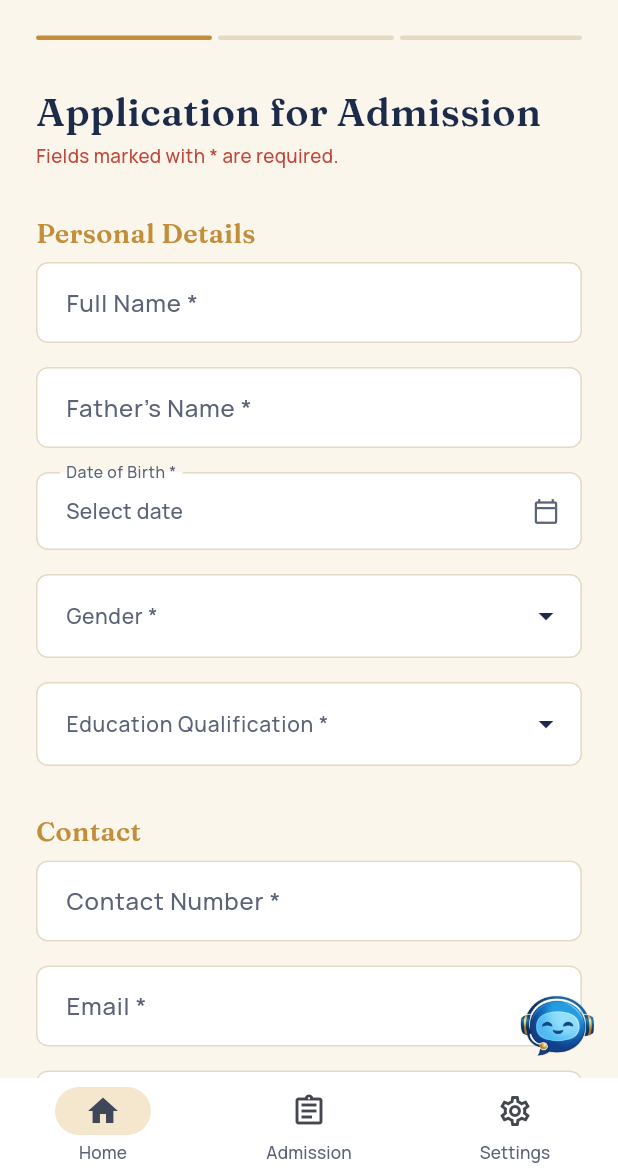
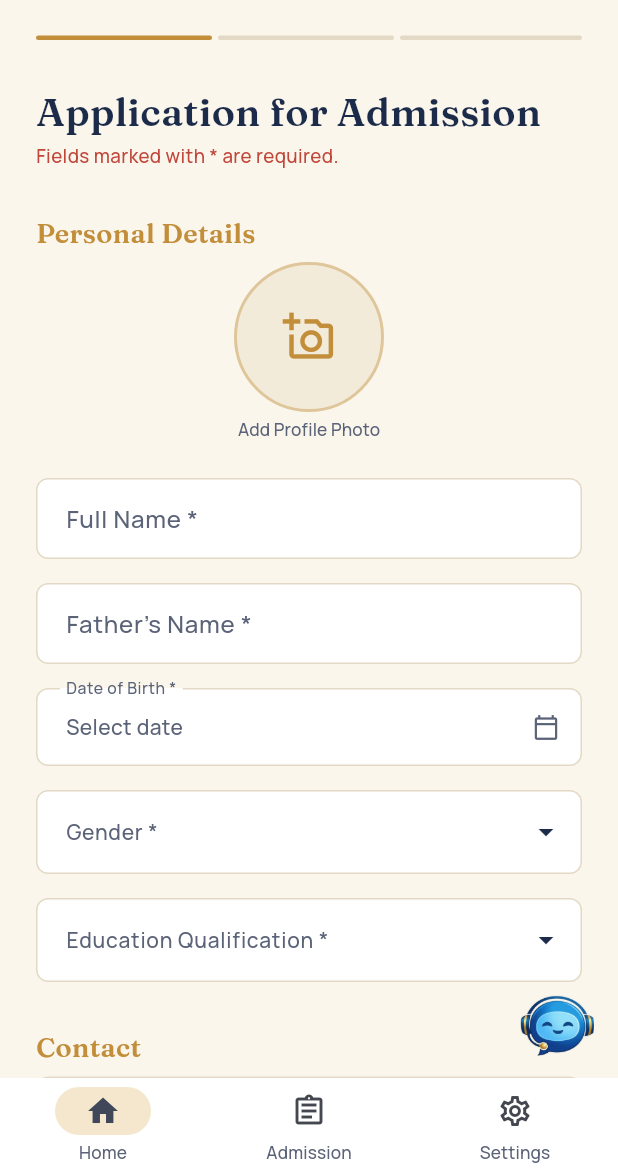
Before and after one commit to Priyansh-Shakya/Swaransh_Academy, a Flutter app: the AdmissionFormScreen screen opened by its route, on a phone screen of 412 x 824 dp, the part 62-1236 px from its top. Run offline on Flutter 3.47's test engine with Material 3 defaults, Android fonts, the phone set to English and light mode, and no system bars; our stand-ins replace dio, flutter_dotenv, flutter_riverpod, go_router, google_fonts, google_sign_in and 2 more; accounts and stored records are empty.

Commit message:
Image picker , auth No internet check

```diff
--- a/frontend/lib/Core/app_starter.dart
+++ b/frontend/lib/Core/app_starter.dart
@@ -1,4 +1,5 @@
 import 'package:flutter/material.dart';
+import 'package:flutter/services.dart';
 import 'package:flutter_dotenv/flutter_dotenv.dart';
 import 'package:flutter_riverpod/flutter_riverpod.dart';
 import 'package:supabase_flutter/supabase_flutter.dart';
@@ -7,6 +8,10 @@ import 'package:swaransh_academy/app/my_app.dart';
 class Bootstrap {
   static Future<void> initialize() async {
     WidgetsFlutterBinding.ensureInitialized();
+
+    await SystemChrome.setEnabledSystemUIMode(
+    SystemUiMode.immersiveSticky,
+  );
 
     await dotenv.load(fileName: '.env');
 
--- a/frontend/lib/Core/service/api_service.dart
+++ b/frontend/lib/Core/service/api_service.dart
@@ -202,6 +202,7 @@ class ApiService<T> {
     Map<String, dynamic>? queryParams,
     Map<String, String>? headers,
   }) async {
+    try {
       final response = await _dio.post(
         endpoint,
         data: data,
@@ -210,6 +211,9 @@ class ApiService<T> {
       );
 
       return parser(response.data);
+    } catch (e) {
+      throw mapDioExceptionToApiException(e);
+    }
   }
 
   //? for another non JSON query
--- a/frontend/lib/Core/widgets/image_picker_field.dart
+++ b/frontend/lib/Core/widgets/image_picker_field.dart
@@ -1,8 +1,10 @@
 import 'dart:io';
+
 import 'package:flutter/material.dart';
 import 'package:flutter_riverpod/flutter_riverpod.dart';
 import 'package:image_picker/image_picker.dart';
 import 'package:swaransh_academy/Core/service/supabase_object_storage/object_storage.dart';
+
 import '../theme/app_colors.dart';
 import '../theme/app_spacing.dart';
 import '../theme/app_typography.dart';
@@ -66,7 +68,9 @@ class _ImagePickerFieldState extends ConsumerState<ImagePickerField> {
     });
 
     try {
-      final url = await ref.read(supabaseStorageServiceProvider).upload(
+      final url = await ref
+          .read(supabaseStorageServiceProvider)
+          .upload(
             bucket: widget.bucket,
             path: widget.storagePath,
             file: File(picked.path),
@@ -94,18 +98,24 @@ class _ImagePickerFieldState extends ConsumerState<ImagePickerField> {
       builder: (_) => Container(
         decoration: const BoxDecoration(
           color: Colors.white,
-          borderRadius:
-              BorderRadius.vertical(top: Radius.circular(AppRadius.lg)),
+          borderRadius: BorderRadius.vertical(
+            top: Radius.circular(AppRadius.lg),
+          ),
         ),
         padding: const EdgeInsets.fromLTRB(
-            AppSpacing.lg, AppSpacing.md, AppSpacing.lg, AppSpacing.xl),
+          AppSpacing.lg,
+          AppSpacing.md,
+          AppSpacing.lg,
+          AppSpacing.xl,
+        ),
         child: Column(
           mainAxisSize: MainAxisSize.min,
           crossAxisAlignment: CrossAxisAlignment.start,
           children: [
             Center(
               child: Container(
-                width: 36, height: 4,
+                width: 36,
+                height: 4,
                 decoration: BoxDecoration(
                   color: AppColors.divider,
                   borderRadius: BorderRadius.circular(AppRadius.pill),
@@ -148,9 +158,7 @@ class _ImagePickerFieldState extends ConsumerState<ImagePickerField> {
   Widget build(BuildContext context) {
     final imageProvider = _localPreviewPath != null
         ? FileImage(File(_localPreviewPath!)) as ImageProvider
-        : (widget.currentUrl != null
-            ? NetworkImage(widget.currentUrl!)
-            : null);
+        : (widget.currentUrl != null ? NetworkImage(widget.currentUrl!) : null);
 
     return GestureDetector(
       onTap: _uploading ? null : _showPickerSheet,
@@ -164,28 +172,35 @@ class _ImagePickerFieldState extends ConsumerState<ImagePickerField> {
               shape: widget.shape,
               color: AppColors.ivoryDeep,
               border: Border.all(
-                  color: AppColors.gold.withOpacity(0.4), width: 2),
+                color: AppColors.gold.withOpacity(0.4),
+                width: 2,
+              ),
               image: imageProvider != null && !_uploading
-                  ? DecorationImage(
-                      image: imageProvider, fit: BoxFit.cover)
+                  ? DecorationImage(image: imageProvider, fit: BoxFit.cover)
                   : null,
             ),
             child: _uploading
                 ? const Center(
                     child: CircularProgressIndicator(
-                        color: AppColors.gold, strokeWidth: 2))
+                      color: AppColors.gold,
+                      strokeWidth: 2,
+                    ),
+                  )
                 : imageProvider == null
-                    ? Icon(Icons.add_a_photo_outlined,
-                        color: AppColors.gold, size: widget.size * 0.35)
-                    : null,
+                ? Icon(
+                    Icons.add_a_photo_outlined,
+                    color: AppColors.gold,
+                    size: widget.size * 0.35,
+                  )
+                : null,
           ),
           const SizedBox(height: AppSpacing.xs),
           Text(
             _uploading
                 ? 'Uploading...'
                 : imageProvider != null
-                    ? 'Tap to change'
-                    : 'Add ${widget.label}',
+                ? 'Tap to change'
+                : 'Add ${widget.label}',
             style: AppTypography.caption,
           ),
         ],
@@ -214,7 +229,9 @@ class _SheetOption extends StatelessWidget {
       borderRadius: BorderRadius.circular(AppRadius.md),
       child: Padding(
         padding: const EdgeInsets.symmetric(
-            vertical: AppSpacing.md, horizontal: AppSpacing.sm),
+          vertical: AppSpacing.md,
+          horizontal: AppSpacing.sm,
+        ),
         child: Row(
           children: [
             Container(
@@ -226,12 +243,42 @@ class _SheetOption extends StatelessWidget {
               child: Icon(icon, color: color, size: 20),
             ),
             const SizedBox(width: AppSpacing.md),
-            Text(label,
-                style: AppTypography.bodyMedium.copyWith(
-                    color: color, fontWeight: FontWeight.w600)),
+            Text(
+              label,
+              style: AppTypography.bodyMedium.copyWith(
+                color: color,
+                fontWeight: FontWeight.w600,
+              ),
+            ),
           ],
         ),
       ),
     );
   }
 }
+
+class StorageBucket {
+  StorageBucket._();
+  static const String studentPhotos = 'student-photos';
+  static const String admissionPhotos = 'admission-photos';
+}
+
+class StoragePath {
+  StoragePath._();
+
+  static String studentPhoto(String userId, String filename) {
+    final ts = DateTime.now().millisecondsSinceEpoch;
+    return 'students/$userId/${ts}_photo${_ext(filename)}';
+  }
+
+  static String admissionPhoto(String userEmail, String filename) {
+    final ts = DateTime.now().millisecondsSinceEpoch;
+    final safe = userEmail.replaceAll(RegExp(r'[^a-zA-Z0-9]'), '_');
+    return 'admissions/$safe/${ts}_photo${_ext(filename)}';
+  }
+
+  static String _ext(String filename) {
+    final i = filename.lastIndexOf('.');
+    return i != -1 ? filename.substring(i) : '.jpg';
+  }
+}
--- a/frontend/lib/Core/widgets/student_fields_form.dart
+++ b/frontend/lib/Core/widgets/student_fields_form.dart
@@ -1,4 +1,5 @@
 import 'package:flutter/material.dart';
+import 'package:swaransh_academy/Core/widgets/image_picker.dart';
 
 import '../theme/app_colors.dart';
 import '../theme/app_spacing.dart';
@@ -35,6 +36,11 @@ class StudentFieldsForm extends StatelessWidget {
       StudentFieldSection.admin,
     },
     this.onDropdownChanged,
+    // ── Image picker (optional) ──
+    this.onImageUploaded,
+    this.imageBucket,
+    this.imageStoragePath,
+    this.currentImageUrl,
   });
 
   /// One TextEditingController per free-text field key
@@ -54,6 +60,12 @@ class StudentFieldsForm extends StatelessWidget {
   final Set<StudentFieldSection> visibleSections;
   final void Function(String fieldKey, String newValue)? onDropdownChanged;
 
+  /// Profile Image  fields
+  final void Function(String url)? onImageUploaded;
+  final String? imageBucket;
+  final String? imageStoragePath;
+  final String? currentImageUrl;
+
   bool _isLocked(String key) => !editable || lockedFields.contains(key);
   bool _isRequired(String key) => editable && requiredFields.contains(key);
 
@@ -67,7 +79,24 @@ class StudentFieldsForm extends StatelessWidget {
       children: [
         if (visibleSections.contains(StudentFieldSection.identity)) ...[
           const _SectionHeader('Personal Details'),
-          //TODO: Add a image picker for profile photo.
+          //* Image picker — shown only when config is provided
+          if (onImageUploaded != null &&
+              imageBucket != null &&
+              imageStoragePath != null) ...[
+            Center(
+              child: ImagePickerField(
+                bucket: imageBucket!,
+                storagePath: imageStoragePath!,
+                onUploaded: onImageUploaded!,
+                label: 'Profile Photo',
+                currentUrl: currentImageUrl,
+                size: 100,
+                shape: BoxShape.circle,
+              ),
+            ),
+            const SizedBox(height: AppSpacing.lg),
+          ],
+
           _text(context, 'name', 'Full Name'),
           _text(context, 'fatherName', "Father's Name"),
           _pickerField(context, 'dob', 'Date of Birth', isDate: true),
--- a/frontend/lib/features/admission/domain/admission_form_state.dart
+++ b/frontend/lib/features/admission/domain/admission_form_state.dart
@@ -4,6 +4,7 @@
 class AdmissionFormState {
   const AdmissionFormState({
     // Basic (StudentBasic fields)
+    this.imageUrl = '',
     this.name = '',
     this.department = '',
     this.subject = '',
@@ -35,6 +36,7 @@ class AdmissionFormState {
     this.submittedFormId,
   });
 
+  final String imageUrl;
   final String name;
   final String department;
   final String subject;
@@ -60,6 +62,7 @@ class AdmissionFormState {
   final int? submittedFormId; // set after successful POST /admissionForm
 
   AdmissionFormState copyWith({
+    String? imageUrl,
     String? name,
     String? department,
     String? subject,
@@ -85,6 +88,7 @@ class AdmissionFormState {
     int? submittedFormId,
   }) {
     return AdmissionFormState(
+      imageUrl: imageUrl ?? this.imageUrl,
       name: name ?? this.name,
       department: department ?? this.department,
       subject: subject ?? this.subject,
@@ -115,6 +119,7 @@ class AdmissionFormState {
   bool get isEmpty => name.isEmpty && contact.isEmpty && email.isEmpty;
 
   Map<String, dynamic> toJson() => {
+    'imageUrl': imageUrl,
     'name': name,
     'father_name': fatherName,
     'dob': dob.isEmpty ? null : dob,
--- a/frontend/lib/features/admission/presentation/admission_form_screen.dart
+++ b/frontend/lib/features/admission/presentation/admission_form_screen.dart
@@ -2,6 +2,7 @@ import 'package:flutter/material.dart';
 import 'package:flutter_riverpod/flutter_riverpod.dart';
 import 'package:go_router/go_router.dart';
 import 'package:swaransh_academy/Core/auth/auth_notifier.dart';
+import 'package:swaransh_academy/Core/widgets/image_picker_field.dart';
 
 import '../../../Core/theme/app_colors.dart';
 import '../../../Core/theme/app_spacing.dart';
@@ -50,6 +51,12 @@ class _AdmissionFormScreenState extends ConsumerState<AdmissionFormScreen> {
   late final TextEditingController _religionCtrl;
   late final TextEditingController _casteCtrl;
   late final TextEditingController _feesCtrl;
+
+  // Add at top of _AdmissionFormScreenState:
+  String? _imageUrl;
+
+  String get _userEmail =>
+      ref.read(authProvider).valueOrNull?.email ?? 'unknown';
 
   @override
   void initState() {
@@ -133,6 +140,7 @@ class _AdmissionFormScreenState extends ConsumerState<AdmissionFormScreen> {
         .read(admissionFormProvider.notifier)
         .update(
           (s) => s.copyWith(
+            imageUrl: _imageUrl,
             name: _controllers['name']!.text.trim(),
             fatherName: _controllers['fatherName']!.text.trim(),
             dob: _controllers['dob']!.text.trim(),
@@ -280,19 +288,27 @@ class _AdmissionFormScreenState extends ConsumerState<AdmissionFormScreen> {
 
               // Identity + Contact + Course via shared widget
               StudentFieldsForm(
-                isCreate: false,
                 controllers: _controllers,
                 values: _dropdowns,
+                isCreate: false,
                 editable: true,
                 lockedFields: const {},
                 requiredFields: _requiredFields,
+                onDropdownChanged: (key, value) =>
+                    setState(() => _dropdowns[key] = value),
                 visibleSections: const {
                   StudentFieldSection.identity,
                   StudentFieldSection.contact,
                   StudentFieldSection.course,
                 },
-                onDropdownChanged: (key, value) =>
-                    setState(() => _dropdowns[key] = value),
+                // Image picker config:
+                onImageUploaded: (url) => setState(() => _imageUrl = url),
+                imageBucket: StorageBucket.admissionPhotos,
+                imageStoragePath: StoragePath.admissionPhoto(
+                  _userEmail,
+                  '${DateTime.now().millisecondsSinceEpoch}.jpg',
+                ),
+                currentImageUrl: _imageUrl,
               ),
 
               // Optional fields section
--- a/frontend/lib/features/navigation/presentation/chat_assistant_overlay.dart
+++ b/frontend/lib/features/navigation/presentation/chat_assistant_overlay.dart
@@ -76,6 +76,7 @@ class _ChatAssistantOverlayState extends ConsumerState<ChatAssistantOverlay>
     final text = _inputCtrl.text.trim();
     if (text.isEmpty) return;
     _inputCtrl.clear();
+    _inputFocus.unfocus(); // dismiss keyboard
     // TODO: call aiAssistantProvider.notifier.askAssistant(text)
     _scrollToBottom();
   }
@@ -135,8 +136,13 @@ class _ChatAssistantOverlayState extends ConsumerState<ChatAssistantOverlay>
 
   // ── Mobile panel ──────────────────────────────────────────────────────────
   Widget _mobilePanel(BoxConstraints constraints) {
-    final panelH = constraints.maxHeight - widget.bottomNavHeight;
-    return Positioned(
+    final keyboardInset = MediaQuery.of(context).viewInsets.bottom;
+    final panelH =
+        constraints.maxHeight - widget.bottomNavHeight - keyboardInset;
+
+    return AnimatedPositioned(
+      duration: const Duration(milliseconds: 120),
+      curve: Curves.easeOut,
       left: 0,
       right: 0,
       top: 0,
@@ -156,8 +162,7 @@ class _ChatAssistantOverlayState extends ConsumerState<ChatAssistantOverlay>
                 scrollCtrl: _scrollCtrl,
                 isDesktop: false,
                 onSend: _send,
-                onClose: null, // FAB closes on mobile
-                // Shift content left of the notch on the bottom-right
+                onClose: null,
                 inputRightPadding: _kIconSize + 8,
               ),
             ),
@@ -359,7 +364,9 @@ class _Header extends StatelessWidget {
           Expanded(
             child: Text(
               'Sargam · AI Assistant',
-              style: AppTypography.titleLarge.copyWith(color: AppColors.ivory),
+              style: AppTypography.titleLarge.copyWith(
+                color: AppColors.goldLight,
+              ),
             ),
           ),
           if (onClose != null)
@@ -612,56 +619,3 @@ class _NotchedClipper extends CustomClipper<Path> {
   bool shouldReclip(covariant _NotchedClipper old) =>
       old.notchRadius != notchRadius || old.cornerRadius != cornerRadius;
 }
-
-
-// /// Persistent floating action button, present above every tab/route -
-// /// the Flipkart-style chat bubble. Wrapping AppShell in this (rather than
-// /// putting it inside each page) means it survives tab switches and keeps
-// /// its own state once the real AI Assistance feature replaces the
-// /// placeholder onTap below.
-// class ChatAssistantOverlay extends StatelessWidget {
-//   const ChatAssistantOverlay({super.key, required this.child});
-
-//   final Widget child;
-
-//   @override
-//   Widget build(BuildContext context) {
-//     final isMobile = MediaQuery.of(context).size.width < 700;
-//     return Stack(
-//       children: [
-//         child,
-//         Positioned(
-//           right: 16,
-//           bottom: isMobile ? 70 : 16,
-//           child: IconButton(
-//             onPressed: () {
-//               ScaffoldMessenger.of(
-//                 context,
-//               ).showSnackBar(SnackBar(content: Text("Sargam Coming Soon ...")));
-//             },
-//             icon: Container(
-//               width: 60,
-//               height: 60,
-//               decoration: const BoxDecoration(
-//                 color: Color(0xFFFBF6EC), // Background color
-//                 shape: BoxShape.circle, // Or remove for a square
-//               ),
-//               padding: const EdgeInsets.all(6),
-//               child: IconButton(
-//                 onPressed: () {
-//                   // Handle tap
-//                   AiAssistantOverlay();
-//                 },
-//                 iconSize: 80,
-//                 icon: Image.asset(
-//                   'assets/chat_assistant_icon.png',
-//                   fit: BoxFit.contain,
-//                 ),
-//               ),
-//             ),
-//           ),
-//         ),
-//       ],
-//     );
-//   }
-// }
--- a/frontend/lib/features/students/presentation/student_create_page.dart
+++ b/frontend/lib/features/students/presentation/student_create_page.dart
@@ -1,12 +1,36 @@
 import 'package:flutter/material.dart';
 import 'package:flutter_riverpod/flutter_riverpod.dart';
 import 'package:go_router/go_router.dart';
+import 'package:supabase_flutter/supabase_flutter.dart';
+import 'package:swaransh_academy/Core/auth/auth_notifier.dart';
+import 'package:swaransh_academy/Core/widgets/image_picker_field.dart';
 import 'package:swaransh_academy/features/students/data/students_notifier.dart';
 import 'package:swaransh_academy/features/students/domain/student.dart';
 
 import '../../../../../Core/theme/app_colors.dart';
 import '../../../../../Core/theme/app_spacing.dart';
 import '../../../../../Core/widgets/student_fields_form.dart';
+
+// ---- Required field keys (shown with * in label) ----
+const _requiredFields = {
+  'name',
+  'fatherName',
+  'dob',
+  'gender',
+  'educationQualification',
+  'contact',
+  'email',
+  'address',
+  'department',
+  'subject',
+  'admissionType',
+  'learningMode',
+  'batch',
+  'startTime',
+  'endTime',
+  'fees',
+  'feeType',
+};
 
 class StudentCreatePage extends ConsumerStatefulWidget {
   const StudentCreatePage({super.key});
@@ -18,6 +42,13 @@ class StudentCreatePage extends ConsumerStatefulWidget {
 class _StudentCreatePageState extends ConsumerState<StudentCreatePage> {
   final _formKey = GlobalKey<FormState>();
   bool _saving = false;
+
+  // Add at top of _StudentCreatePageState:
+  String? _imageUrl;
+
+  // Get the current user id for the storage path
+  // (available from authProvider once signed in)
+  String get _userId => ref.read(authProvider).valueOrNull?.id ?? 'unknown';
 
   final _controllers = <String, TextEditingController>{
     'name': TextEditingController(),
@@ -57,6 +88,7 @@ class _StudentCreatePageState extends ConsumerState<StudentCreatePage> {
     setState(() => _saving = true);
 
     final draft = CreateStudent(
+      imageUrl: _imageUrl,
       name: _controllers['name']!.text.trim(),
       admissionType: _dropdowns['admissionType'] ?? 'Regular',
       learningMode: _dropdowns['learningMode'] ?? 'Offline',
@@ -128,13 +160,22 @@ class _StudentCreatePageState extends ConsumerState<StudentCreatePage> {
           child: Column(
             children: [
               StudentFieldsForm(
-                isCreate: true,
                 controllers: _controllers,
                 values: _dropdowns,
                 editable: true,
+                isCreate: true,
                 lockedFields: const {},
+                requiredFields: _requiredFields,
                 onDropdownChanged: (key, value) =>
                     setState(() => _dropdowns[key] = value),
+                // Image picker config:
+                onImageUploaded: (url) => setState(() => _imageUrl = url),
+                imageBucket: StorageBucket.studentPhotos,
+                imageStoragePath: StoragePath.studentPhoto(
+                  _userId,
+                  '${DateTime.now().millisecondsSinceEpoch}.jpg',
+                ),
+                currentImageUrl: _imageUrl,
               ),
               const SizedBox(height: AppSpacing.xl),
               SizedBox(
```
Also changed, not shown: frontend/lib/features/auth/presentation/auth_screen.dart (+11 -1 lines), 1 other file. Lines whose indentation alone changed are shown as unchanged.
